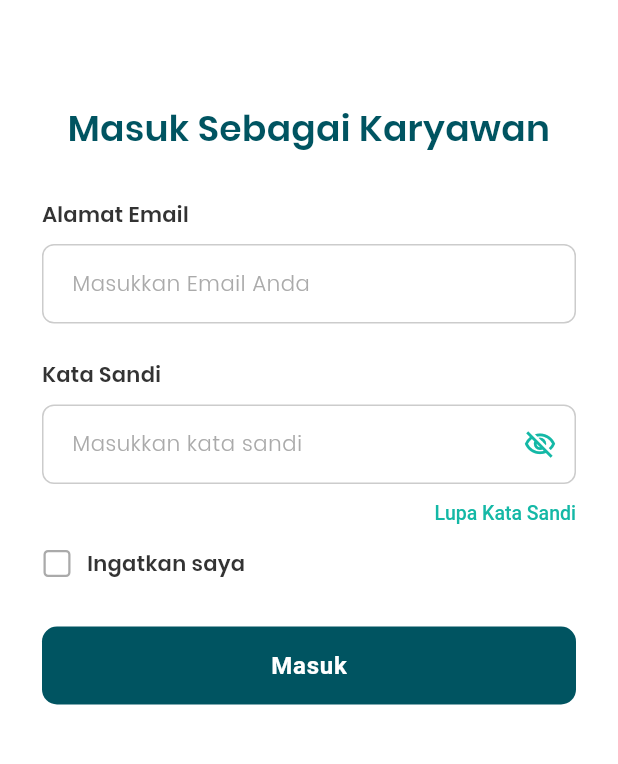
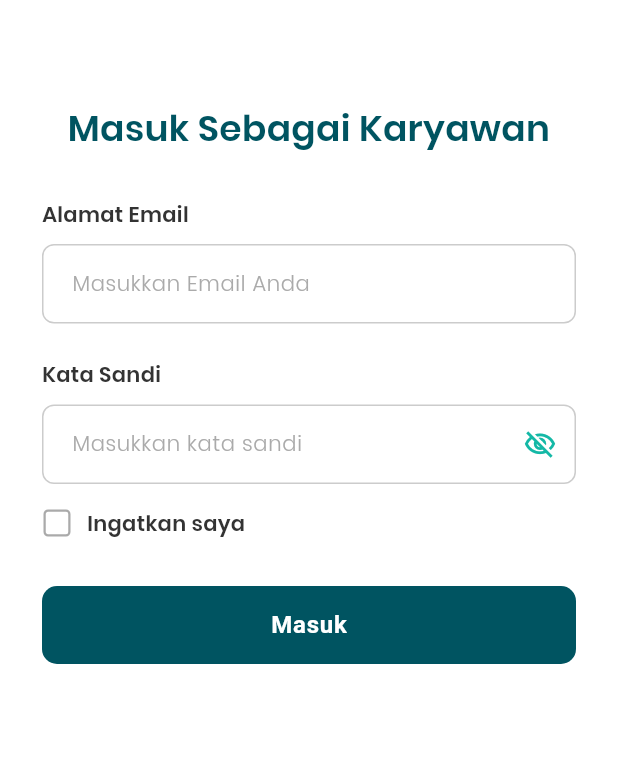
Before and after one commit to MuhammadTarmizi3/PBL_Mobile_Apotik_K4, a Flutter app: the screen it shows after launch, on a phone screen of 412 x 824 dp, the part 203-967 px from its top. Run offline on Flutter 3.47's test engine with Material 3 defaults, Android fonts, the phone set to English and light mode, and no system bars; our stand-ins replace dio, flutter_secure_storage, flutter_svg, go_router; accounts and stored records are empty.

Commit message:
Pengahpusan field id obat dan tambol panah

```diff
--- a/lib/pages/admin/edit_obat.dart
+++ b/lib/pages/admin/edit_obat.dart
@@ -173,10 +173,7 @@ class _EditObatAdminPageState extends State<EditObatAdminPage> with ObatFormMixi
               elevation: 0,
               scrolledUnderElevation: 0,
               centerTitle: true,
-              leading: IconButton(
-                icon: const Icon(Icons.arrow_back_rounded, color: AppColors.textDark),
-                onPressed: _berhasil ? null : _konfirmasiBatal,
-              ),
+              automaticallyImplyLeading: false,
               title: const Text('Edit Data Obat', style: TextStyle(fontFamily: 'Poppins', fontSize: 16, fontWeight: FontWeight.w600, color: AppColors.textDark)),
               shape: const Border(bottom: BorderSide(color: AppColors.border)),
             ),
--- a/lib/pages/login/login.dart
+++ b/lib/pages/login/login.dart
@@ -168,27 +168,6 @@ class _LoginPageState extends State<LoginPage> {
                   fillColor: AppColors.surface,
                 ),
               ),
-              const SizedBox(height: 12),
-
-              Align(
-                alignment: Alignment.centerRight,
-                child: TextButton(
-                  onPressed: () {},
-                  style: TextButton.styleFrom(
-                    padding: EdgeInsets.zero,
-                    minimumSize: Size.zero,
-                    tapTargetSize: MaterialTapTargetSize.shrinkWrap,
-                  ),
-                  child: const Text(
-                    'Lupa Kata Sandi',
-                    style: TextStyle(
-                      fontSize: 13,
-                      fontWeight: FontWeight.w500,
-                      color: AppColors.accent,
-                    ),
-                  ),
-                ),
-              ),
               const SizedBox(height: 16),
 
               Row(
--- a/lib/pages/petugas/detail_eresep.dart
+++ b/lib/pages/petugas/detail_eresep.dart
@@ -426,7 +426,7 @@ class _DetailEResepPageState extends State<DetailEResepPage> {
       children: [
         Scaffold(
           backgroundColor: AppColors.surface,
-          appBar: const CustomAppBar(title: 'E-Resep', centerTitle: true),
+          appBar: const CustomAppBar(title: 'E-Resep', centerTitle: true, showBackButton: false),
           bottomNavigationBar: (_berhasil || _isSaving)
               ? null
               : EresepBottomActions(
--- a/lib/services/service_obat.dart
+++ b/lib/services/service_obat.dart
@@ -77,7 +77,7 @@ class ObatService {
     try {
       final response = await _dioClient.post(
         ApiConstants.obat,
-        data: obat.toJson(),
+        data: obat.toJsonForCreate(),
       );
 
       if (response.statusCode == 201) {
```
Also changed, not shown: lib/core/utils/obat_validator.dart (+1 -10 lines), lib/pages/admin/tambah_obat.dart (+3 -10 lines).
